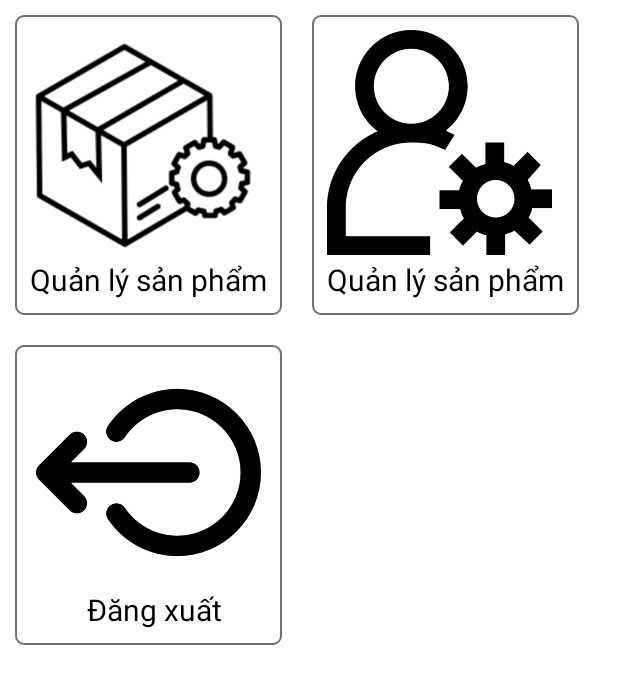
After one commit to VanDuyN/Good_Phone, an Android app: the Admin_Home screen opened directly, with no data from a screen before it, on a phone screen of 412 x 824 dp. The commit adds this screen. Shown: the top 684 px of the screen. Run offline under Robolectric (Android 15) with nearby library versions, the phone set to English and light mode, and no system bars; our stand-ins replace Firebase (no records; nobody signed in at launch, a user with empty details on screens opened directly).

Commit message:
update login/dangky check user phan quyen auto login done

```diff
--- a/app/src/main/AndroidManifest.xml
+++ b/app/src/main/AndroidManifest.xml
@@ -12,6 +12,9 @@
         android:supportsRtl="true"
         android:theme="@style/Theme.GoodPhone"
         tools:targetApi="31">
+        <activity
+            android:name=".Admin_Home"
+            android:exported="false" />
         <activity
             android:name=".DetailProduct"
             android:exported="true" />
--- /dev/null
+++ b/app/src/main/java/com/example/goodphone/Admin_Home.java
@@ -0,0 +1,65 @@
+package com.example.goodphone;
+
+import androidx.appcompat.app.AppCompatActivity;
+
+import android.content.Intent;
+import android.os.Bundle;
+import android.view.View;
+import android.widget.Button;
+import android.widget.RelativeLayout;
+import android.widget.Toast;
+
+import com.google.firebase.auth.FirebaseAuth;
+import com.google.firebase.auth.FirebaseUser;
+
+public class Admin_Home extends AppCompatActivity {
+    RelativeLayout btnLogout, btnQLSP, btnQLKH;
+    FirebaseAuth auth ;
+    FirebaseUser user;
+
+    @Override
+    protected void onCreate(Bundle savedInstanceState) {
+        super.onCreate(savedInstanceState);
+        setContentView(R.layout.activity_admin_home);
+        init();
+        button();
+    }
+    public void button(){
+        btnLogout.setOnClickListener(new View.OnClickListener() {
+            @Override
+            public void onClick(View view) {
+                Logout();
+            }
+        });
+        btnQLKH.setOnClickListener(new View.OnClickListener() {
+            @Override
+            public void onClick(View view) {
+                Toast.makeText(Admin_Home.this, "Chức năng đang phát triển",Toast.LENGTH_SHORT).show();
+            }
+        });
+        btnQLSP.setOnClickListener(new View.OnClickListener() {
+            @Override
+            public void onClick(View view) {
+                QLSP();
+            }
+        });
+    }
+    public void Logout(){
+        auth.signOut();
+        Intent i= new Intent(Admin_Home.this, LogIn.class);
+        startActivity(i);
+        finishAffinity();
+    }
+    public void QLSP(){
+        Intent i= new Intent(Admin_Home.this, DetailProduct.class);
+        startActivity(i);
+    }
+    public void init(){
+        btnLogout = findViewById(R.id.btn_Logout);
+        btnQLKH = findViewById(R.id.btnQLKH);
+        btnQLSP = findViewById(R.id.btnQLSP);
+        auth = FirebaseAuth.getInstance();
+        user  = auth.getCurrentUser();
+
+    }
+}
--- a/app/src/main/java/com/example/goodphone/Register.java
+++ b/app/src/main/java/com/example/goodphone/Register.java
@@ -99,6 +99,8 @@ public class Register extends AppCompatActivity {
     }
     public void createUser(){
         FirebaseAuth auth = FirebaseAuth.getInstance();
+        progressDialog.setMessage("Đăng ký vui lòng chờ");
+        progressDialog.setCancelable(false);
         progressDialog.show();
         auth.createUserWithEmailAndPassword(email, password)
                 .addOnCompleteListener(this, new OnCompleteListener<AuthResult>() {
--- /dev/null
+++ b/app/src/main/res/layout/activity_admin_home.xml
@@ -0,0 +1,96 @@
+<?xml version="1.0" encoding="utf-8"?>
+<RelativeLayout xmlns:android="http://schemas.android.com/apk/res/android"
+    xmlns:app="http://schemas.android.com/apk/res-auto"
+    xmlns:tools="http://schemas.android.com/tools"
+    android:layout_width="match_parent"
+    android:layout_height="match_parent"
+    tools:context=".Admin_Home">
+
+    <TableLayout
+        android:layout_width="match_parent"
+        android:layout_height="match_parent">
+        <TableRow
+            android:layout_width="match_parent"
+            android:layout_height="wrap_content">
+            <RelativeLayout
+                android:id="@+id/btnQLSP"
+                android:layout_width="match_parent"
+                android:layout_height="200dp"
+                android:padding="10dp"
+                android:layout_margin="10dp"
+                android:background="@drawable/bg_edt_intro"
+                android:gravity="center">
+
+                <ImageView
+                    android:id="@+id/img_QLSP"
+                    android:layout_width="150dp"
+                    android:layout_height="150dp"
+                    android:src="@drawable/img_prdmng" />
+
+                <TextView
+                    android:layout_width="wrap_content"
+                    android:layout_height="wrap_content"
+                    android:layout_alignBottom="@id/img_QLSP"
+                    android:layout_alignParentBottom="true"
+                    android:layout_centerInParent="true"
+                    android:text="Quản lý sản phẩm"
+                    android:textColor="@color/black"
+                    android:textSize="20dp" />
+            </RelativeLayout>
+
+            <RelativeLayout
+                android:id="@+id/btnQLKH"
+                android:layout_width="match_parent"
+                android:layout_height="200dp"
+                android:padding="10dp"
+                android:layout_margin="10dp"
+                android:background="@drawable/bg_edt_intro"
+                android:gravity="center">
+
+                <ImageView
+                    android:id="@+id/img_QLKH"
+                    android:layout_width="150dp"
+                    android:layout_height="150dp"
+                    android:src="@drawable/img_user_mng" />
+
+                <TextView
+                    android:layout_width="wrap_content"
+                    android:layout_height="wrap_content"
+                    android:layout_alignBottom="@id/img_QLKH"
+                    android:layout_alignParentBottom="true"
+                    android:layout_centerInParent="true"
+                    android:text="Quản lý sản phẩm"
+                    android:textColor="@color/black"
+                    android:textSize="20dp" />
+            </RelativeLayout>
+        </TableRow>
+        <TableRow
+            android:layout_width="match_parent"
+            android:layout_height="wrap_content">
+            <RelativeLayout
+                android:id="@+id/btn_Logout"
+                android:layout_width="match_parent"
+                android:layout_height="200dp"
+                android:background="@drawable/bg_edt_intro"
+                android:padding="10dp"
+                android:layout_margin="10dp"
+                android:gravity="center">
+                <ImageView
+                    android:id="@+id/img_logout"
+                    android:layout_width="150dp"
+                    android:layout_height="150dp"
+                    android:src="@drawable/img_logout" />
+
+                <TextView
+                    android:layout_width="wrap_content"
+                    android:layout_height="wrap_content"
+                    android:layout_alignBottom="@id/img_logout"
+                    android:layout_alignParentBottom="true"
+                    android:layout_centerInParent="true"
+                    android:text="Đăng xuất"
+                    android:textColor="@color/black"
+                    android:textSize="20dp" />
+            </RelativeLayout>
+        </TableRow>
+    </TableLayout>
+</RelativeLayout>
--- a/app/src/main/res/layout/detail_product.xml
+++ b/app/src/main/res/layout/detail_product.xml
@@ -224,8 +224,7 @@
                     <TextView
                         android:layout_width="0dp"
                         android:layout_weight="1"
-                        android:text="12MP
-" />
+                        android:text="12MP" />
                 </TableRow>
 
                 <TableRow
--- a/app/src/main/res/layout/log_in.xml
+++ b/app/src/main/res/layout/log_in.xml
@@ -106,6 +106,7 @@
             android:layout_height="35dp"
             android:background="@drawable/bg_edt_intro"
             android:padding="5dp"
+            android:inputType="textPassword"
             tools:ignore="MissingConstraints"
             tools:layout_editor_absoluteX="0dp"
             tools:layout_editor_absoluteY="521dp" />
@@ -133,6 +134,7 @@
                 android:layout_height="wrap_content"
                 android:text="Bạn chưa có tài khoản ? "
                 android:textColor="@color/black"
+
                 android:textSize="10dp" />
 
             <TextView
--- a/app/src/main/res/layout/motion_layout.xml
+++ b/app/src/main/res/layout/motion_layout.xml
@@ -30,5 +30,4 @@
         app:layout_constraintStart_toStartOf="parent"
         app:layout_constraintTop_toTopOf="parent"
         tools:ignore="MissingConstraints" />
-
 </androidx.constraintlayout.motion.widget.MotionLayout>
--- a/app/src/main/res/layout/register.xml
+++ b/app/src/main/res/layout/register.xml
@@ -198,6 +198,7 @@
             android:layout_height="35dp"
             android:background="@drawable/bg_edt_intro"
             android:padding="5dp"
+            android:inputType="textPassword"
             tools:ignore="MissingConstraints"
             tools:layout_editor_absoluteX="0dp"
             tools:layout_editor_absoluteY="521dp" />
```
Also changed, not shown: app/src/main/java/com/example/goodphone/LogIn.java (+61 -8 lines), app/src/main/java/com/example/goodphone/MainActivity.java (+31 -1 lines), app/src/main/java/com/example/goodphone/MotionLayout.java (+77 -2 lines), app/src/main/res/layout/activity_main.xml (+19 -2 lines), app/src/main/res/drawable/img_logout.png (added), app/src/main/res/drawable/img_prdmng.png (added), app/src/main/res/drawable/img_user_mng.png (added).
